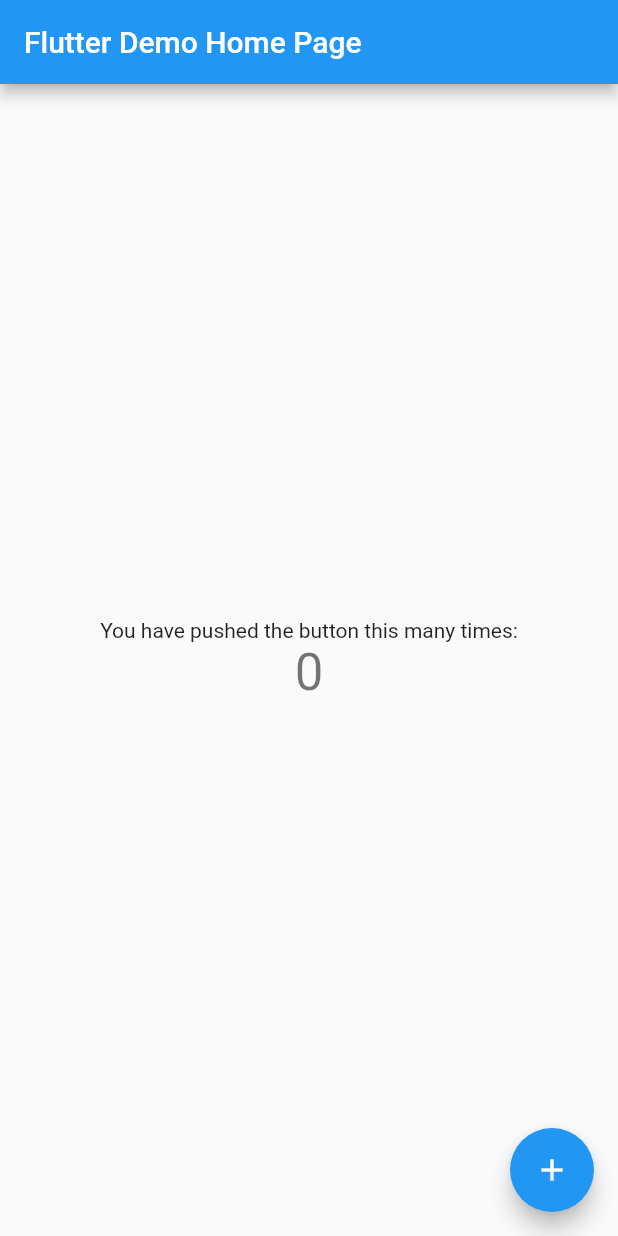
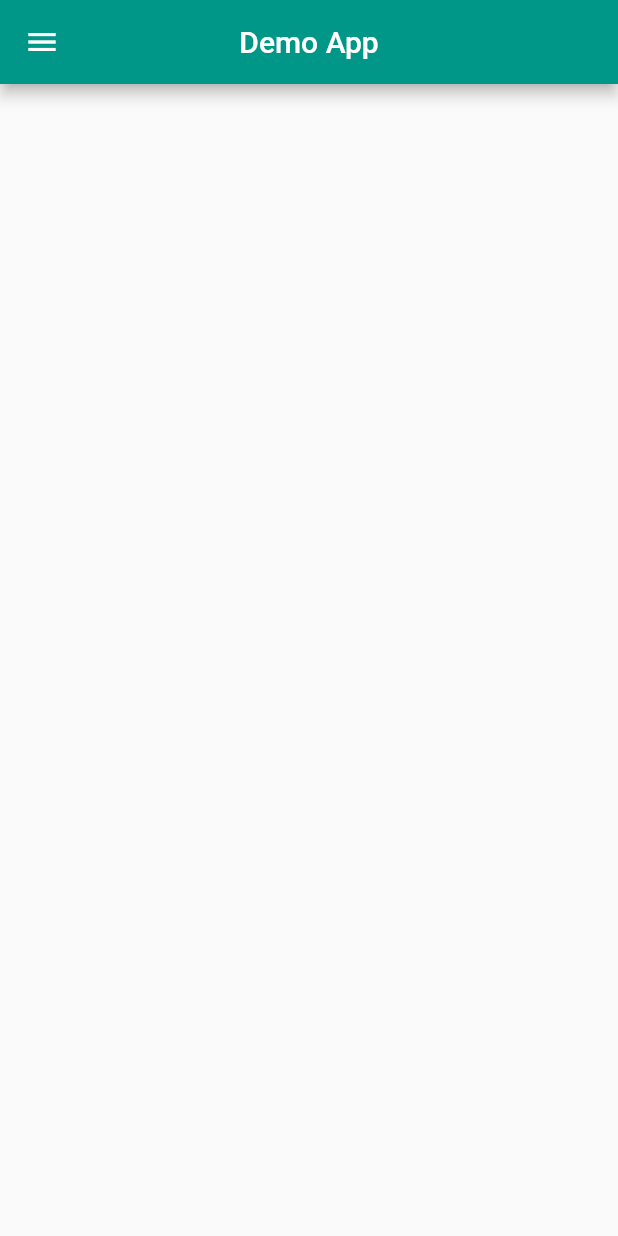
Before and after one commit to CaptainOfHKH/1910BT, a Flutter app: the screen it shows after launch, on a phone screen of 412 x 824 dp. Run offline on Flutter 3.47's test engine with Material 2 defaults, Android fonts, the phone set to English and light mode, and no system bars.

Commit message:
Tâm commit lần 1

```diff
--- /dev/null
+++ b/lib/indexScreen.dart
@@ -0,0 +1,46 @@
+import 'package:bt1910/postScreen.dart';
+import 'package:flutter/material.dart';
+
+class IndexScreen extends StatelessWidget {
+  const IndexScreen({super.key});
+
+  @override
+  Widget build(BuildContext context) {
+    return Scaffold(
+      appBar: AppBar(
+        title: const Text(
+          "Demo App",
+        ),
+        centerTitle: true,
+      ),
+      body: const Column(
+        children: [
+          PostScreen(),
+        ],
+      ),
+      drawer: Drawer(
+        child: ListView(
+          children: const <Widget>[
+            DrawerHeader(
+              decoration: BoxDecoration(color: Colors.teal),
+              child: Text(
+                'Demo App',
+                style: TextStyle(color: Colors.white, fontSize: 24),
+              ),
+            ),
+            ListTile(
+              title: Text('Trang chủ'),
+              leading: Icon(Icons.home),
+              // trailing: Icon(Icons.check),
+            ),
+            ListTile(
+              title: Text('List Post'),
+              leading: Icon(Icons.post_add),
+              // trailing: Icon(Icons.check),
+            ),
+          ],
+        ),
+      ),
+    );
+  }
+}
--- a/lib/main.dart
+++ b/lib/main.dart
@@ -1,3 +1,5 @@
+import 'package:bt1910/indexScreen.dart';
+import 'package:bt1910/postScreen.dart';
 import 'package:flutter/material.dart';
 
 void main() {
@@ -11,105 +13,17 @@
   @override
   Widget build(BuildContext context) {
     return MaterialApp(
-      title: 'Flutter Demo',
+      title: 'Demo app',
       theme: ThemeData(
-        // This is the theme of your application.
-        //
-        // Try running your application with "flutter run". You'll see the
-        // application has a blue toolbar. Then, without quitting the app, try
-        // changing the primarySwatch below to Colors.green and then invoke
-        // "hot reload" (press "r" in the console where you ran "flutter run",
-        // or simply save your changes to "hot reload" in a Flutter IDE).
-        // Notice that the counter didn't reset back to zero; the application
-        // is not restarted.
-        primarySwatch: Colors.blue,
+        primarySwatch: Colors.teal,
+        fontFamily: 'Roboto',
       ),
-      home: const MyHomePage(title: 'Flutter Demo Home Page'),
+      supportedLocales: {const Locale('en', ' ')},
+      debugShowCheckedModeBanner: false,
+      initialRoute: '/',
+      routes: {
+        '/': (context) => const IndexScreen(),
+      },
     );
   }
 }
-
-class MyHomePage extends StatefulWidget {
-  const MyHomePage({super.key, required this.title});
-
-  // This widget is the home page of your application. It is stateful, meaning
-  // that it has a State object (defined below) that contains fields that affect
-  // how it looks.
-
-  // This class is the configuration for the state. It holds the values (in this
-  // case the title) provided by the parent (in this case the App widget) and
-  // used by the build method of the State. Fields in a Widget subclass are
-  // always marked "final".
-
-  final String title;
-
-  @override
-  State<MyHomePage> createState() => _MyHomePageState();
-}
-
-class _MyHomePageState extends State<MyHomePage> {
-  int _counter = 0;
-
-  void _incrementCounter() {
-    setState(() {
-      // This call to setState tells the Flutter framework that something has
-      // changed in this State, which causes it to rerun the build method below
-      // so that the display can reflect the updated values. If we changed
-      // _counter without calling setState(), then the build method would not be
-      // called again, and so nothing would appear to happen.
-      _counter++;
-    });
-  }
-
-  @override
-  Widget build(BuildContext context) {
-    // This method is rerun every time setState is called, for instance as done
-    // by the _incrementCounter method above.
-    //
-    // The Flutter framework has been optimized to make rerunning build methods
-    // fast, so that you can just rebuild anything that needs updating rather
-    // than having to individually change instances of widgets.
-    return Scaffold(
-      appBar: AppBar(
-        // Here we take the value from the MyHomePage object that was created by
-        // the App.build method, and use it to set our appbar title.
-        title: Text(widget.title),
-      ),
-      body: Center(
-        // Center is a layout widget. It takes a single child and positions it
-        // in the middle of the parent.
-        child: Column(
-          // Column is also a layout widget. It takes a list of children and
-          // arranges them vertically. By default, it sizes itself to fit its
-          // children horizontally, and tries to be as tall as its parent.
-          //
-          // Invoke "debug painting" (press "p" in the console, choose the
-          // "Toggle Debug Paint" action from the Flutter Inspector in Android
-          // Studio, or the "Toggle Debug Paint" command in Visual Studio Code)
-          // to see the wireframe for each widget.
-          //
-          // Column has various properties to control how it sizes itself and
-          // how it positions its children. Here we use mainAxisAlignment to
-          // center the children vertically; the main axis here is the vertical
-          // axis because Columns are vertical (the cross axis would be
-          // horizontal).
-          mainAxisAlignment: MainAxisAlignment.center,
-          children: <Widget>[
-            const Text(
-              'You have pushed the button this many times:',
-            ),
-            Text(
-              '$_counter',
-              style: Theme.of(context).textTheme.headline4,
-            ),
-          ],
-        ),
-      ),
-      floatingActionButton: FloatingActionButton(
-        onPressed: _incrementCounter,
-        tooltip: 'Increment',
-        child: const Icon(Icons.add),
-      ), // This trailing comma makes auto-formatting nicer for build methods.
-    );
-  }
-}
--- /dev/null
+++ b/lib/postScreen.dart
@@ -0,0 +1,10 @@
+import 'package:flutter/material.dart';
+
+class PostScreen extends StatelessWidget {
+  const PostScreen({super.key});
+
+  @override
+  Widget build(BuildContext context) {
+    return Container();
+  }
+}
```
Also changed, not shown: pubspec.lock.
